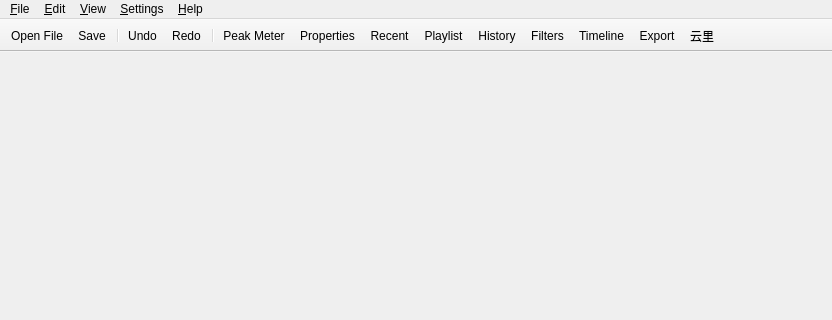
The window that src/mainwindow.ui (leoxxw/myshotcut) describes before a commit, drawn with Qt 5; both pictures show x 0 to 832 and y 0 to 320 of the 832 by 535 pixel window.
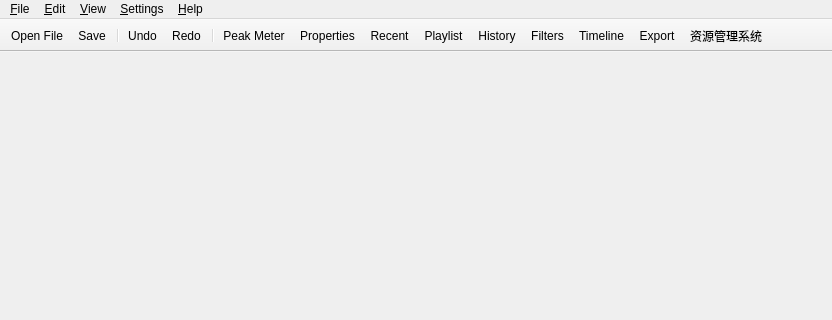
The same window after the commit. Icons and pictures are not drawn.

Commit message: 修改了唯一实例是奔溃问题，修改了messagebox按钮显示英文，修改了云里位资源管理系统，测试了上次测试的bug，均已解决。

What changed in the file:
```diff
--- a/src/mainwindow.ui
+++ b/src/mainwindow.ui
@@ -431,10 +431,10 @@
      <selectedon>:/Resource/PNG/CloudInDown.png</selectedon>:/Resource/PNG/CloudInDisable.png</iconset>
    </property>
    <property name="text">
-    <string>云里</string>
+    <string>资源管理系统</string>
    </property>
    <property name="iconText">
-    <string notr="true">云里</string>
+    <string notr="true">资源管理系统</string>
    </property>
    <property name="toolTip">
     <string notr="true">打开云里</string>
```
Left out of the diff: 2 changed lines with no effect on the pictures. The commit also changes 6 other files.
